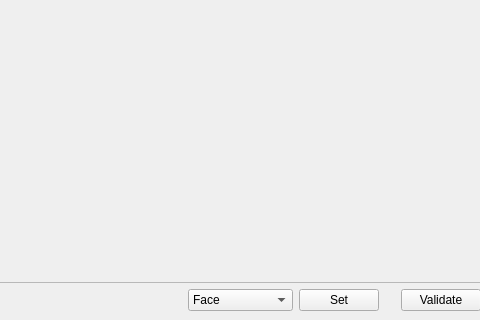
Above: batchview.ui from 3d4pi/yafdb-validator before the change; both pictures show x 133 to 613 and y 132 to 452 of the 1053 by 452 pixel window. Below: the same form after it.
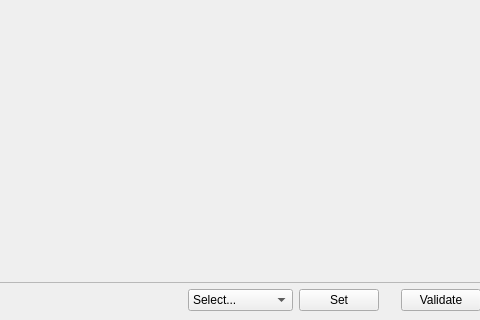
That is the form after the change. Icons and pictures are not drawn.

Diff of the .ui file:
```diff
--- a/batchview.ui
+++ b/batchview.ui
@@ -93,8 +93,13 @@
        <bool>false</bool>
       </property>
       <property name="currentText">
-       <string>Face</string>
+       <string>Select...</string>
       </property>
+      <item>
+       <property name="text">
+        <string>Select...</string>
+       </property>
+      </item>
       <item>
        <property name="text">
         <string>Face</string>
```
